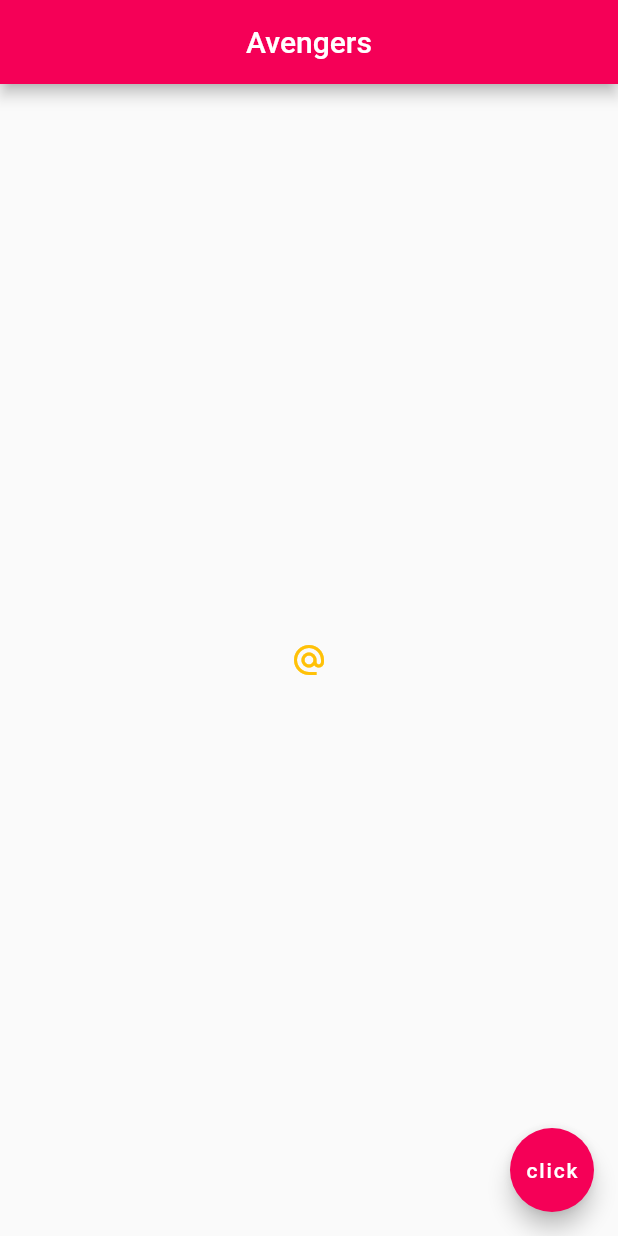
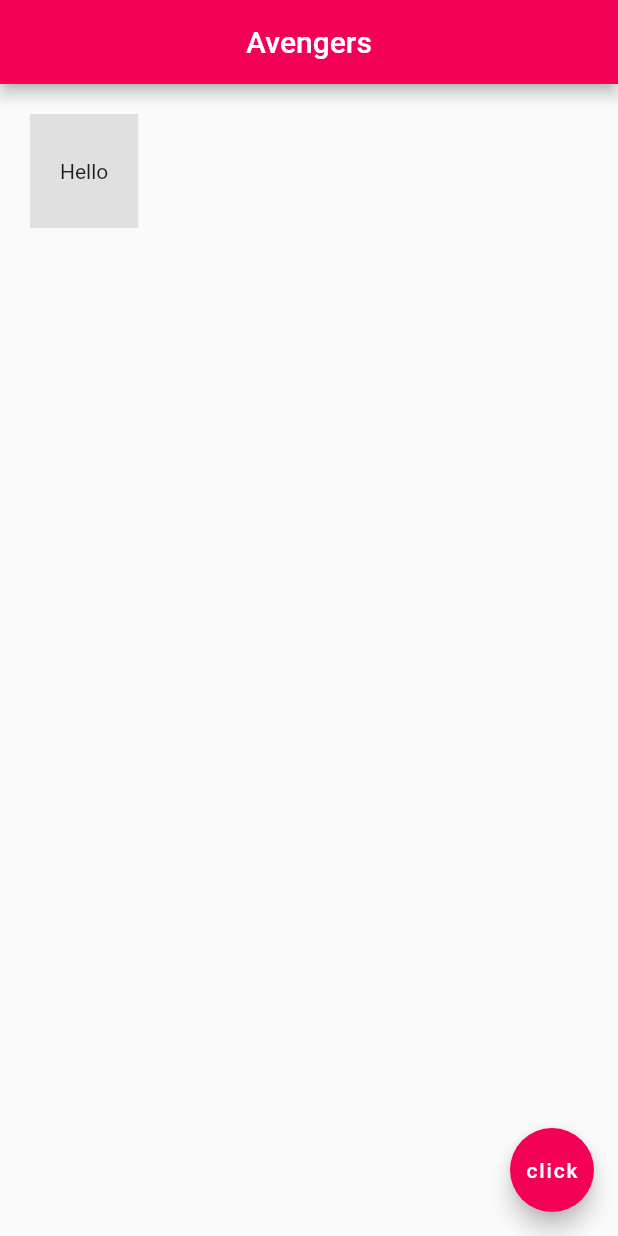
Before and after one commit to kharioki/Intro_to_flutter, a Flutter app: the screen it shows after launch, on a phone screen of 412 x 824 dp. Run offline on Flutter 3.47's test engine with Material 2 defaults, Android fonts, the phone set to English and light mode, and no system bars.

Commit message:
using paddings and margins

```diff
--- a/lib/main.dart
+++ b/lib/main.dart
@@ -15,12 +15,11 @@ class Home extends StatelessWidget {
         centerTitle: true,
         backgroundColor: Colors.pinkAccent[400],
       ),
-      body: Center(
-        child: IconButton(
-          onPressed: () {},
-          icon: Icon(Icons.alternate_email),
-          color: Colors.amber,
-        ),
+      body: Container(
+        padding: EdgeInsets.fromLTRB(20.0, 30.0, 20.0, 30.0),
+        margin: EdgeInsets.all(20.0),
+        color: Colors.grey[300],
+        child: Text('Hello'),
       ),
       floatingActionButton: FloatingActionButton(
         onPressed: () {},
```
